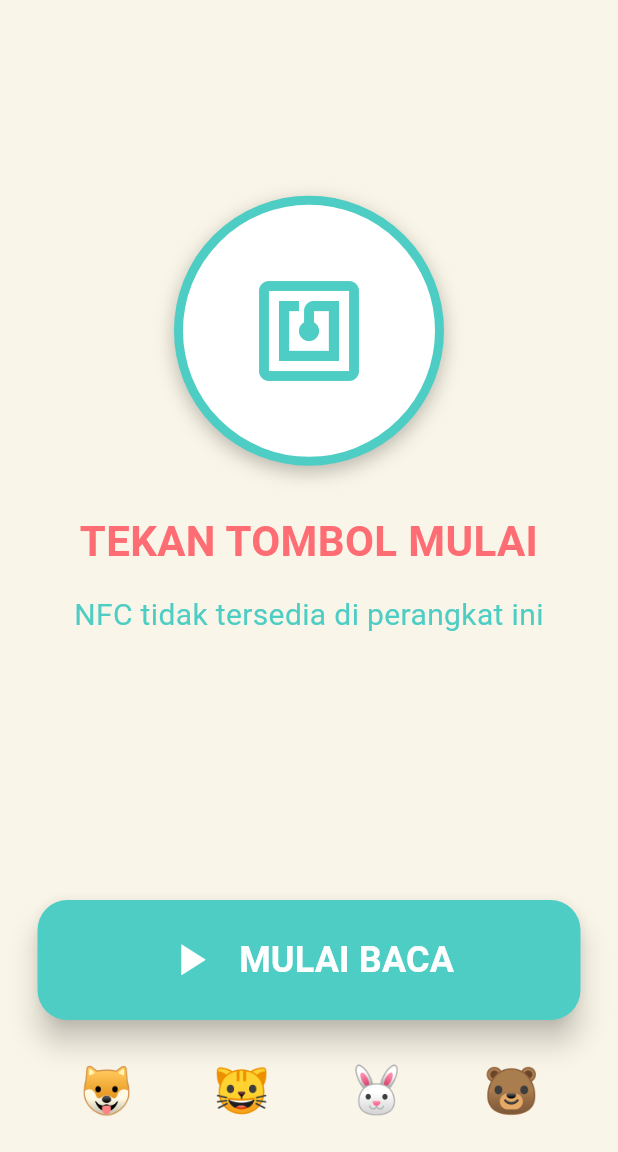
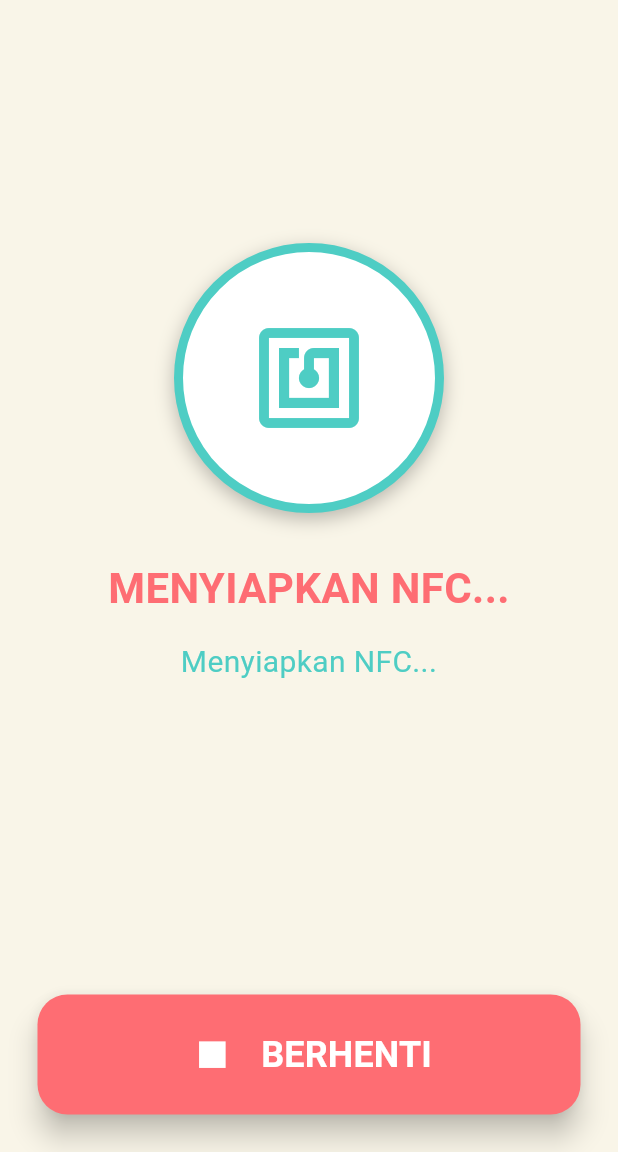
Before and after one commit to koukyoukoku/spah_generator, a Flutter app: the screen it shows after launch, after a tap on "MULAI", on a phone screen of 412 x 824 dp, the part 84-1236 px from its top. Run offline on Flutter 3.47's test engine with Material 3 defaults, Android fonts, the phone set to English and light mode, and no system bars; missing offline and left inert: flutter_nfc_kit, ndef; Roboto replaces fonts that are missing (ComicNeue).

Commit message:
tjo cho wee

```diff
--- a/lib/utils/nfc_screen.dart
+++ b/lib/utils/nfc_screen.dart
@@ -10,9 +10,10 @@ class NfcScreen extends StatefulWidget {
 }
 
 class _NfcScreenState extends State<NfcScreen> {
-  String _status = "Siap membaca...";
+  String _status = "Menyiapkan NFC...";
   bool _isReading = false;
   String _nfcData = "";
+  bool _nfcAvailable = false;
 
   @override
   void initState() {
@@ -23,14 +24,28 @@ class _NfcScreenState extends State<NfcScreen> {
   Future<void> _checkNfcAvailability() async {
     try {
       var availability = await FlutterNfcKit.nfcAvailability;
-      if (availability != NFCAvailability.available) {
+      if (availability == NFCAvailability.available) {
         setState(() {
-          _status = "NFC tidak tersedia di perangkat ini";
+          _nfcAvailable = true;
+          _status = "Tempelkan ke benda...";
+        });
+        _startNfcReading();
+      }
+      else if (availability == NFCAvailability.disabled) {
+        setState(() {
+          _nfcAvailable = false;
+          _status = "NFC dimatikan\n\nAktifkan NFC di pengaturan untuk menggunakan fitur ini";
+        });
+      }
+      else if (availability == NFCAvailability.not_supported) {
+        setState(() {
+          _nfcAvailable = false;
+          _status = "Perangkat tidak mendukung NFC\n\nFitur ini hanya tersedia di perangkat dengan NFC";
         });
       }
     } catch (e) {
       setState(() {
-        _status = "Error mengecek NFC: $e";
+        _status = "Error cek NFC: $e";
       });
     }
   }
@@ -41,6 +56,11 @@ class _NfcScreenState extends State<NfcScreen> {
       _status = "Tempelkan ke benda...";
     });
 
+    _readNfcContinuously();
+  }
+
+  void _readNfcContinuously() async {
+    while (_isReading && mounted) {
       try {
         final tag = await FlutterNfcKit.poll(
           timeout: Duration(seconds: 60),
@@ -52,7 +72,7 @@ class _NfcScreenState extends State<NfcScreen> {
           _status = "Benda dikenali! ID: ${tag.id}";
         });
 
-      await Future.delayed(Duration(seconds: 3));
+        await Future.delayed(Duration(seconds: 2));
 
         if (mounted && _isReading) {
           setState(() {
@@ -60,10 +80,13 @@ class _NfcScreenState extends State<NfcScreen> {
           });
         }
       } catch (e) {
+        if (_isReading && mounted) {
           setState(() {
-        _status = "Gagal membaca: $e";
-        _isReading = false;
+            _status = "Terjadi Kesalahan!";
           });
+          await Future.delayed(Duration(seconds: 1));
+        }
+      }
     }
   }
 
@@ -125,18 +148,13 @@ class _NfcScreenState extends State<NfcScreen> {
                       child: Stack(
                         alignment: Alignment.center,
                         children: [
-                          Icon(Icons.nfc, size: 80, color: Color(0xFF4ECDC4)),
-                          if (_isReading)
-                            Positioned(
-                              bottom: 20,
-                              child: Text('📱', style: TextStyle(fontSize: 40)),
-                            ),
+                          Icon(Icons.nfc, size: 80, color: Color(0xFF4ECDC4))
                         ],
                       ),
                     ),
                     SizedBox(height: 30),
                     Text(
-                      _isReading ? "TEMPELKAN KE BENDA" : "TEKAN TOMBOL MULAI",
+                      _isReading ? "TEMPELKAN KE BENDA" : "MENYIAPKAN NFC...",
                       style: TextStyle(
                         fontSize: 28,
                         fontWeight: FontWeight.bold,
@@ -162,11 +180,12 @@ class _NfcScreenState extends State<NfcScreen> {
                 width: double.infinity,
                 height: 80,
                 child: ElevatedButton(
-                  onPressed: _isReading ? _stopNfcReading : _startNfcReading,
+                  onPressed: () {
+                    _stopNfcReading();
+                    Navigator.pop(context);
+                  },
                   style: ElevatedButton.styleFrom(
-                    backgroundColor: _isReading
-                        ? Color(0xFFFE6D73)
-                        : Color(0xFF4ECDC4),
+                    backgroundColor: Color(0xFFFE6D73),
                     shape: RoundedRectangleBorder(
                       borderRadius: BorderRadius.circular(20),
                     ),
@@ -176,13 +195,13 @@ class _NfcScreenState extends State<NfcScreen> {
                     mainAxisAlignment: MainAxisAlignment.center,
                     children: [
                       Icon(
-                        _isReading ? Icons.stop : Icons.play_arrow,
+                        Icons.stop,
                         color: Colors.white,
                         size: 35,
                       ),
                       SizedBox(width: 15),
                       Text(
-                        _isReading ? "BERHENTI" : "MULAI BACA",
+                        "BERHENTI",
                         style: TextStyle(
                           fontSize: 24,
                           color: Colors.white,
@@ -192,19 +211,6 @@ class _NfcScreenState extends State<NfcScreen> {
                     ],
                   ),
                 ),
-              ),
-            ),
-
-            Padding(
-              padding: EdgeInsets.only(bottom: 20),
-              child: Row(
-                mainAxisAlignment: MainAxisAlignment.spaceEvenly,
-                children: [
-                  Text('🐶', style: TextStyle(fontSize: 30)),
-                  Text('🐱', style: TextStyle(fontSize: 30)),
-                  Text('🐰', style: TextStyle(fontSize: 30)),
-                  Text('🐻', style: TextStyle(fontSize: 30)),
-                ],
               ),
             ),
           ],
```
Lines whose indentation alone changed are shown as unchanged.
